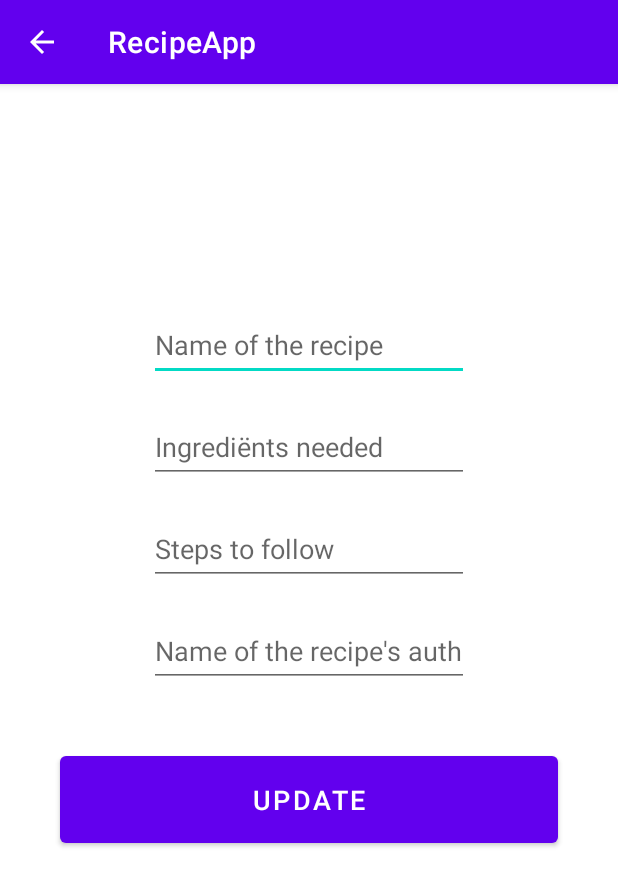
After one commit to YoniCelen/RecipeApp, an Android app: the UpdateActivity screen opened directly, with no data from a screen before it, on a phone screen of 412 x 824 dp. The commit adds this screen. Shown: the top 886 px of the screen. Run offline under Robolectric (Android 15) with nearby library versions, the phone set to English and light mode, and no system bars.

Commit message:
recyclerView should work when you update rows

```diff
--- /dev/null
+++ b/app/src/main/java/com/example/recipeapp/UpdateActivity.kt
@@ -0,0 +1,58 @@
+package com.example.recipeapp
+
+import androidx.appcompat.app.AppCompatActivity
+import android.os.Bundle
+import android.text.Editable
+import android.view.View
+import android.widget.Button
+import android.widget.EditText
+import android.widget.Toast
+
+class UpdateActivity : AppCompatActivity() {
+
+    private lateinit var nameUpdate: EditText
+    private lateinit var ingredientsUpdate: EditText
+    private lateinit var stepsUpdate: EditText
+    private lateinit var authorUpdate: EditText
+    private lateinit var updateRecipeButton: Button
+
+    private lateinit var id: String
+    private lateinit var name: String
+    private lateinit var ingredients: String
+    private lateinit var steps: String
+    private lateinit var author: String
+
+    override fun onCreate(savedInstanceState: Bundle?) {
+        super.onCreate(savedInstanceState)
+        setContentView(R.layout.activity_update)
+
+        nameUpdate = findViewById(R.id.nameUpdate)
+        ingredientsUpdate = findViewById(R.id.ingredientsUpdate)
+        stepsUpdate = findViewById(R.id.stepsUpdate)
+        authorUpdate = findViewById(R.id.authorUpdate)
+        updateRecipeButton = findViewById(R.id.UpdateRecipeButton)
+        //getAndSetIntentData() needs to be called before updateData()
+        getAndSetIntentData()
+        updateRecipeButton.setOnClickListener(View.OnClickListener {
+            var myDB = MyDatabaseHelper(this)
+            myDB.updateData(id, name, ingredients, steps, author)
+        })
+    }
+
+    fun getAndSetIntentData() {
+        if (intent.hasExtra("id") && intent.hasExtra("name") && intent.hasExtra("ingredients") && intent.hasExtra("steps") && intent.hasExtra("author")) {
+            id = intent.getStringExtra("id")!!
+            name = intent.getStringExtra("name")!!
+            ingredients = intent.getStringExtra("ingredients")!!
+            steps = intent.getStringExtra("steps")!!
+            author = intent.getStringExtra("author")!!
+
+            nameUpdate.text = Editable.Factory.getInstance().newEditable(name)
+            ingredientsUpdate.text = Editable.Factory.getInstance().newEditable(ingredients)
+            stepsUpdate.text = Editable.Factory.getInstance().newEditable(steps)
+            authorUpdate.text = Editable.Factory.getInstance().newEditable(author)
+        } else {
+            Toast.makeText(this, "No data.", Toast.LENGTH_SHORT).show()
+        }
+    }
+}
--- a/app/src/main/res/layout/activity_add.xml
+++ b/app/src/main/res/layout/activity_update.xml
@@ -4,10 +4,10 @@
     xmlns:tools="http://schemas.android.com/tools"
     android:layout_width="match_parent"
     android:layout_height="match_parent"
-    tools:context=".addActivity">
+    tools:context=".UpdateActivity">
 
     <EditText
-        android:id="@+id/nameInput"
+        android:id="@+id/nameUpdate"
         android:layout_width="wrap_content"
         android:layout_height="wrap_content"
         android:layout_marginStart="40dp"
@@ -18,14 +18,13 @@
         android:ems="10"
         android:hint="Name of the recipe"
         android:inputType="textPersonName"
-        android:text="Name"
         app:layout_constraintEnd_toEndOf="parent"
         app:layout_constraintHeight_min="48dp"
         app:layout_constraintStart_toStartOf="parent"
         app:layout_constraintTop_toTopOf="parent" />
 
     <EditText
-        android:id="@+id/ingredientsInput"
+        android:id="@+id/ingredientsUpdate"
         android:layout_width="wrap_content"
         android:layout_height="wrap_content"
         android:layout_marginStart="40dp"
@@ -36,14 +35,13 @@
         android:ems="10"
         android:hint="Ingrediënts needed"
         android:inputType="textPersonName"
-        android:text="Ingrediënts"
         app:layout_constraintEnd_toEndOf="parent"
         app:layout_constraintHeight_min="48dp"
         app:layout_constraintStart_toStartOf="parent"
-        app:layout_constraintTop_toBottomOf="@+id/nameInput" />
+        app:layout_constraintTop_toBottomOf="@+id/nameUpdate" />
 
     <EditText
-        android:id="@+id/stepsInput"
+        android:id="@+id/stepsUpdate"
         android:layout_width="wrap_content"
         android:layout_height="wrap_content"
         android:layout_marginStart="40dp"
@@ -54,14 +52,13 @@
         android:ems="10"
         android:hint="Steps to follow"
         android:inputType="textPersonName"
-        android:text="Steps"
         app:layout_constraintEnd_toEndOf="parent"
         app:layout_constraintHeight_min="48dp"
         app:layout_constraintStart_toStartOf="parent"
-        app:layout_constraintTop_toBottomOf="@+id/ingredientsInput" />
+        app:layout_constraintTop_toBottomOf="@+id/ingredientsUpdate" />
 
     <EditText
-        android:id="@+id/authorInput"
+        android:id="@+id/authorUpdate"
         android:layout_width="wrap_content"
         android:layout_height="wrap_content"
         android:layout_marginStart="40dp"
@@ -72,14 +69,13 @@
         android:ems="10"
         android:hint="Name of the recipe's author"
         android:inputType="textPersonName"
-        android:text="Author"
         app:layout_constraintEnd_toEndOf="parent"
         app:layout_constraintHeight_min="48dp"
         app:layout_constraintStart_toStartOf="parent"
-        app:layout_constraintTop_toBottomOf="@+id/stepsInput" />
+        app:layout_constraintTop_toBottomOf="@+id/stepsUpdate" />
 
     <Button
-        android:id="@+id/submitRecipeButton"
+        android:id="@+id/UpdateRecipeButton"
         android:layout_width="match_parent"
         android:layout_height="70dp"
         android:layout_marginStart="40dp"
@@ -87,9 +83,9 @@
         android:layout_marginTop="40dp"
         android:layout_marginEnd="40dp"
         android:layout_marginRight="40dp"
-        android:text="Submit"
+        android:text="Update"
         android:textSize="18dp"
         app:layout_constraintEnd_toEndOf="parent"
         app:layout_constraintStart_toStartOf="parent"
-        app:layout_constraintTop_toBottomOf="@+id/authorInput" />
+        app:layout_constraintTop_toBottomOf="@+id/authorUpdate" />
 </androidx.constraintlayout.widget.ConstraintLayout>
--- a/app/src/main/res/layout/my_row.xml
+++ b/app/src/main/res/layout/my_row.xml
@@ -4,7 +4,8 @@
     xmlns:tools="http://schemas.android.com/tools"
     android:orientation="vertical"
     android:layout_width="match_parent"
-    android:layout_height="wrap_content">
+    android:layout_height="wrap_content"
+    android:id="@+id/rowLayout">
 
     <androidx.cardview.widget.CardView
         android:layout_width="match_parent"
--- a/build.gradle
+++ b/build.gradle
@@ -6,7 +6,7 @@ buildscript {
     }
     dependencies {
         classpath "com.android.tools.build:gradle:7.0.4"
-        classpath "org.jetbrains.kotlin:kotlin-gradle-plugin:1.6.0"
+        classpath 'org.jetbrains.kotlin:kotlin-gradle-plugin:1.7.10'
 
         // NOTE: Do not place your application dependencies here; they belong
         // in the individual module build.gradle files
```
Also changed, not shown: app/src/main/AndroidManifest.xml (+8 -4 lines), app/src/main/java/com/example/recipeapp/CustomAdapter.java (+24 -2 lines), app/src/main/java/com/example/recipeapp/MainActivity.kt (+9 -1 lines), app/src/main/java/com/example/recipeapp/MyDatabaseHelper.java (+16 -0 lines).
